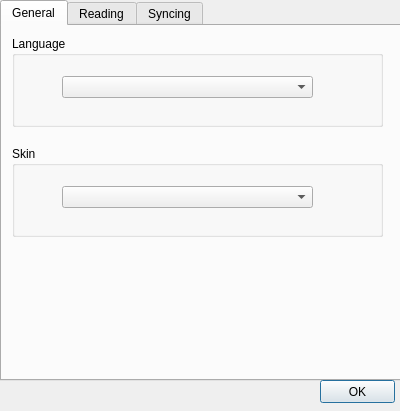
Above: src/ui/wizpreferencedialog.ui from WizTeam/WizQTClient before the change. Below: the same form after it.
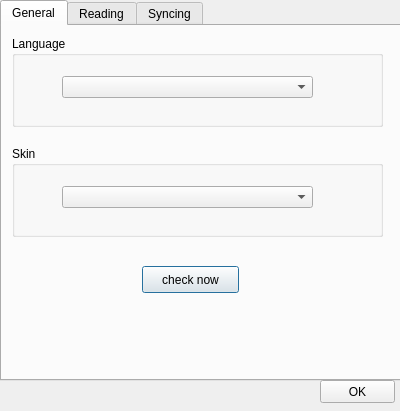
That is the form after the change.

Diff of the .ui file:
```diff
--- a/src/ui/wizpreferencedialog.ui
+++ b/src/ui/wizpreferencedialog.ui
@@ -93,6 +93,19 @@
       </property>
      </widget>
     </widget>
+    <widget class="QPushButton" name="buttonCheckUpgrade">
+     <property name="geometry">
+      <rect>
+       <x>140</x>
+       <y>240</y>
+       <width>97</width>
+       <height>27</height>
+      </rect>
+     </property>
+     <property name="text">
+      <string>check now</string>
+     </property>
+    </widget>
    </widget>
    <widget class="QWidget" name="tabReading">
     <attribute name="title">
```
